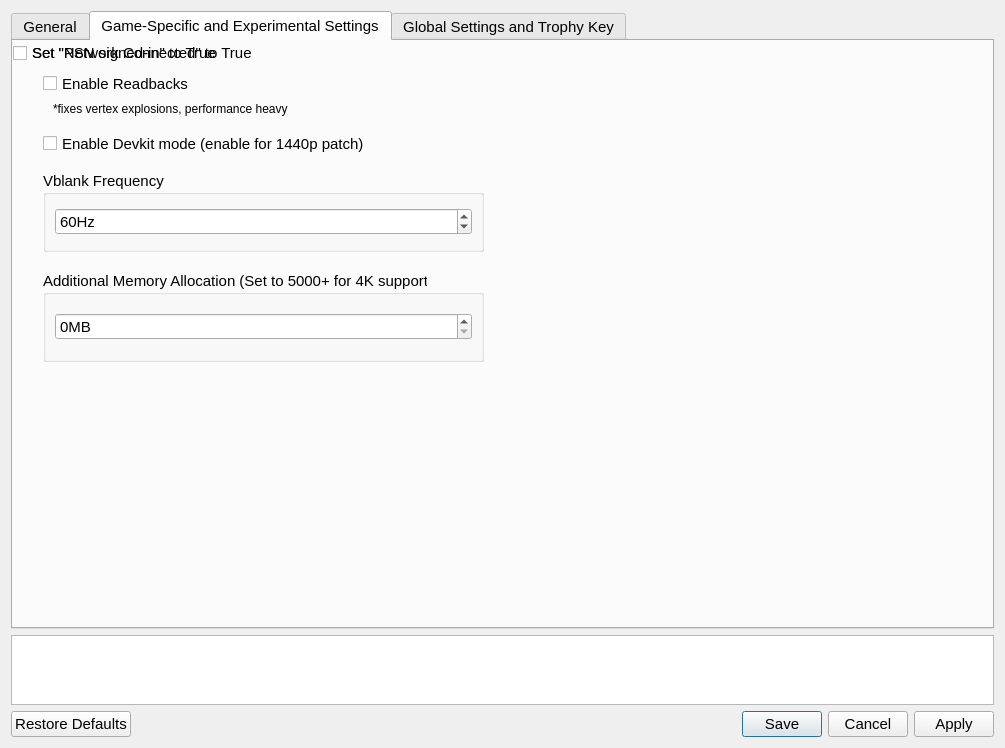
Old version of the form settings/ShadSettings.ui in the repository rainmakerv3/BB_Launcher.
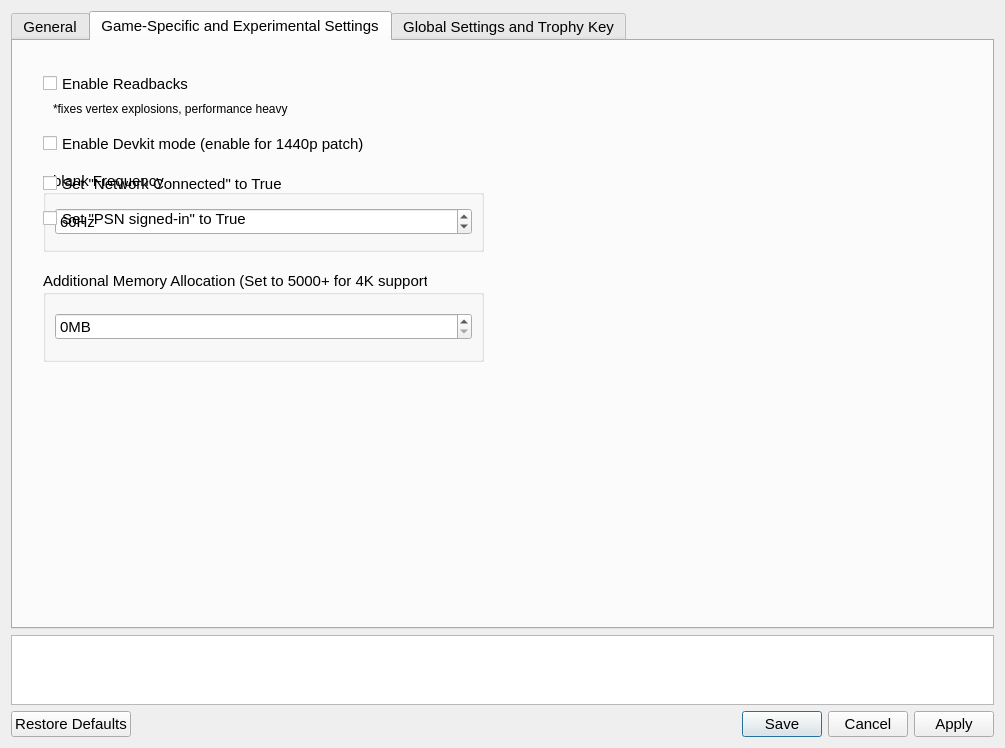
New version of the form. The open tabs and pages were chosen to show the change. Icons and pictures are not drawn.

Commit message: I'm good at qt..

```diff
--- a/settings/ShadSettings.ui
+++ b/settings/ShadSettings.ui
@@ -878,14 +878,30 @@
         </item>
        </layout>
       </widget>
-      <widget class="QCheckBox" name="psnSignInCheckBox">
-        <property name="text">
-          <string>Set &quot;PSN signed-in&quot; to True</string>
-        </property>
-      </widget>
       <widget class="QCheckBox" name="networkConnectedCheckBox">
+        <property name="geometry">
+          <rect>
+            <x>30</x>
+            <y>130</y>
+            <width>400</width>
+            <height>25</height>
+          </rect>
+        </property>
         <property name="text">
-          <string>Set &quot;Network Connected&quot; to True</string>
+          <string>Set "Network Connected" to True</string>
+        </property>
+      </widget>
+      <widget class="QCheckBox" name="psnSignInCheckBox">
+        <property name="geometry">
+          <rect>
+            <x>30</x>
+            <y>165</y>
+            <width>400</width>
+            <height>25</height>
+          </rect>
+        </property>
+        <property name="text">
+          <string>Set "PSN signed-in" to True</string>
         </property>
       </widget>
       <widget class="QGroupBox" name="dmemGroupBox">
```
